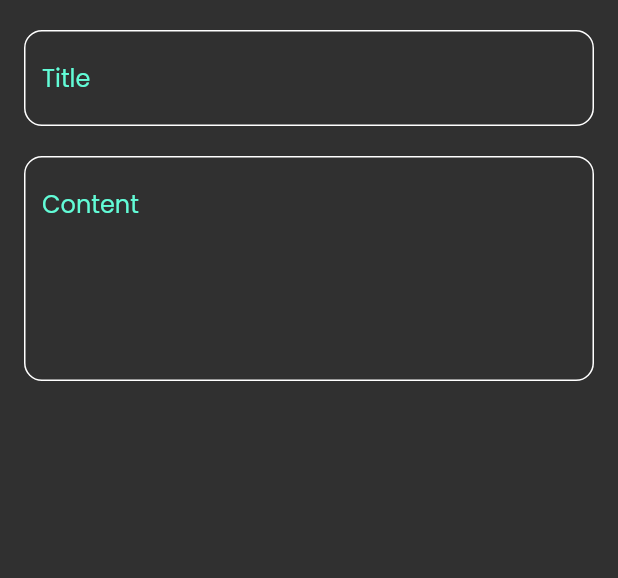
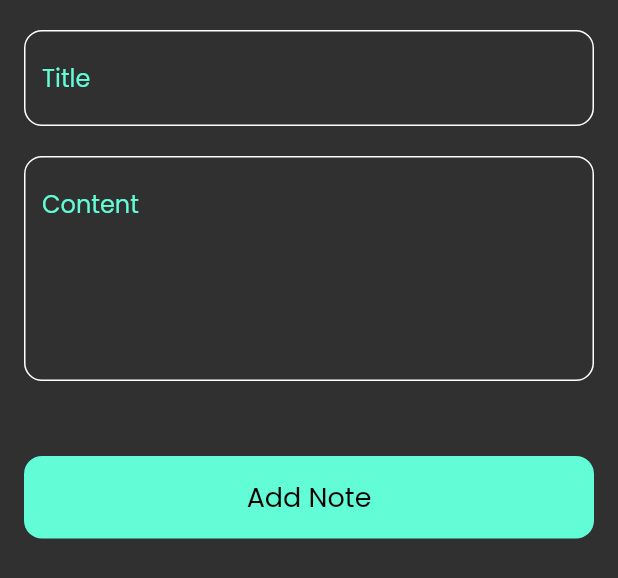
Before and after one commit to SaifHatem/notes_app, a Flutter app: the AddNoteModalSheet widget shown alone on an empty page, opened directly, on a phone screen of 412 x 824 dp. Shown: the top 578 px of the screen. Run offline on Flutter 3.47's test engine with Material 3 defaults, Android fonts, the phone set to English and light mode, and no system bars.

Commit message:
add buttin ti button sheet and handle when open keyboard then sheet shifted up

```diff
--- a/lib/views/notes_view.dart
+++ b/lib/views/notes_view.dart
@@ -14,6 +14,7 @@ class NotesView extends StatelessWidget {
         floatingActionButton: FloatingActionButton(
           onPressed: () {
             showModalBottomSheet(
+                isScrollControlled: true,
                 shape: RoundedRectangleBorder(
                   borderRadius: BorderRadius.circular(12),
                 ),
--- a/lib/widgets/add_note_botton_sheet.dart
+++ b/lib/widgets/add_note_botton_sheet.dart
@@ -1,4 +1,5 @@
 import 'package:flutter/material.dart';
+import 'package:notes_app/widgets/custom_button.dart';
 import 'package:notes_app/widgets/custom_text_field.dart';
 
 class AddNoteModalSheet extends StatelessWidget {
@@ -6,6 +7,9 @@ class AddNoteModalSheet extends StatelessWidget {
 
   @override
   Widget build(BuildContext context) {
+    // Determine the keyboard height using MediaQuery
+    final keyboardHeight = MediaQuery.of(context).viewInsets.bottom;
+
     return Container(
       decoration: const BoxDecoration(
         borderRadius: BorderRadius.only(
@@ -13,9 +17,16 @@ class AddNoteModalSheet extends StatelessWidget {
           topRight: Radius.circular(12),
         ),
       ),
-      child: const Padding(
-        padding: EdgeInsets.symmetric(vertical: 20.0, horizontal: 16),
+      child: Padding(
+        padding: EdgeInsets.only(
+          bottom: keyboardHeight, // Adjust padding based on the keyboard height
+          left: 16,
+          right: 16,
+          top: 20,
+        ),
+        child: const SingleChildScrollView(
           child: Column(
+            mainAxisSize: MainAxisSize.min,
             children: [
               CustomTextField(
                 hint: 'Title',
@@ -27,7 +38,12 @@ class AddNoteModalSheet extends StatelessWidget {
                 hint: 'Content',
                 maxLines: 5,
               ),
+              SizedBox(
+                height: 50,
+              ),
+              CustomButton(),
             ],
+          ),
         ),
       ),
     );
--- /dev/null
+++ b/lib/widgets/custom_button.dart
@@ -0,0 +1,26 @@
+import 'package:flutter/material.dart';
+import 'package:notes_app/constants.dart';
+
+class CustomButton extends StatelessWidget {
+  const CustomButton({super.key});
+
+  @override
+  Widget build(BuildContext context) {
+    return Container(
+      // Better than double.infinity
+      width: MediaQuery.of(context).size.width,
+      height: 55,
+      decoration: BoxDecoration(
+        color: kPrimaryColor,
+        borderRadius: BorderRadius.circular(12),
+      ),
+      child: const Center(
+        child: Text(
+          'Add Note',
+          style: TextStyle(
+              color: Colors.black, fontSize: 18, fontWeight: FontWeight.w300),
+        ),
+      ),
+    );
+  }
+}
```
Lines whose indentation alone changed are shown as unchanged.
